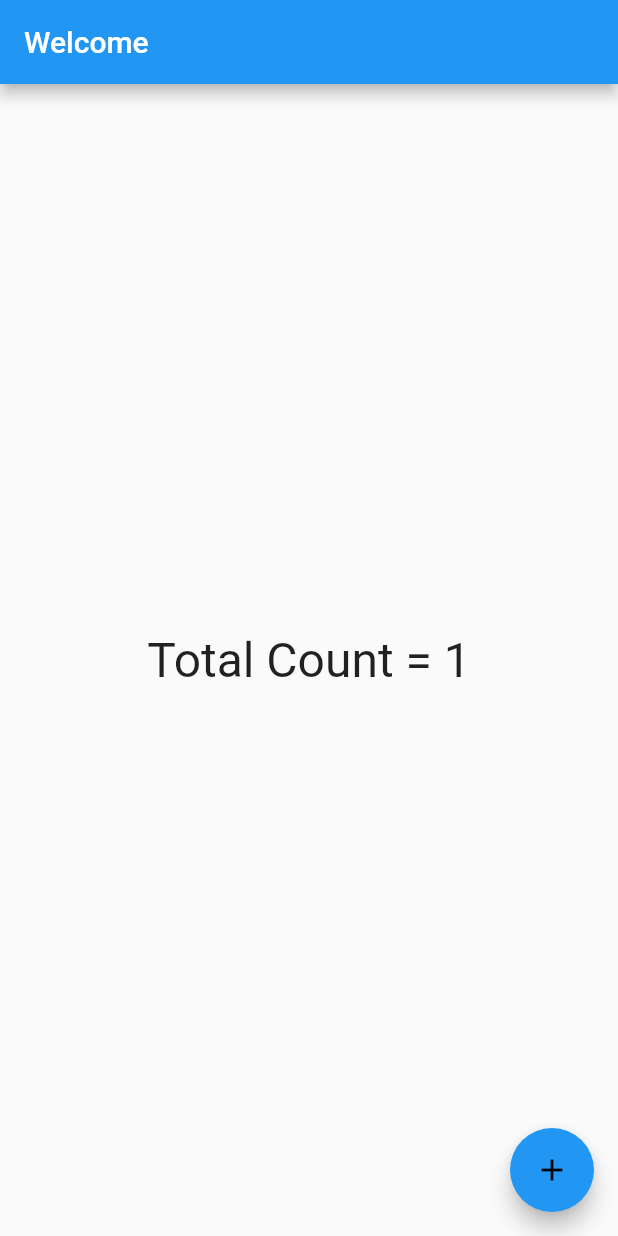
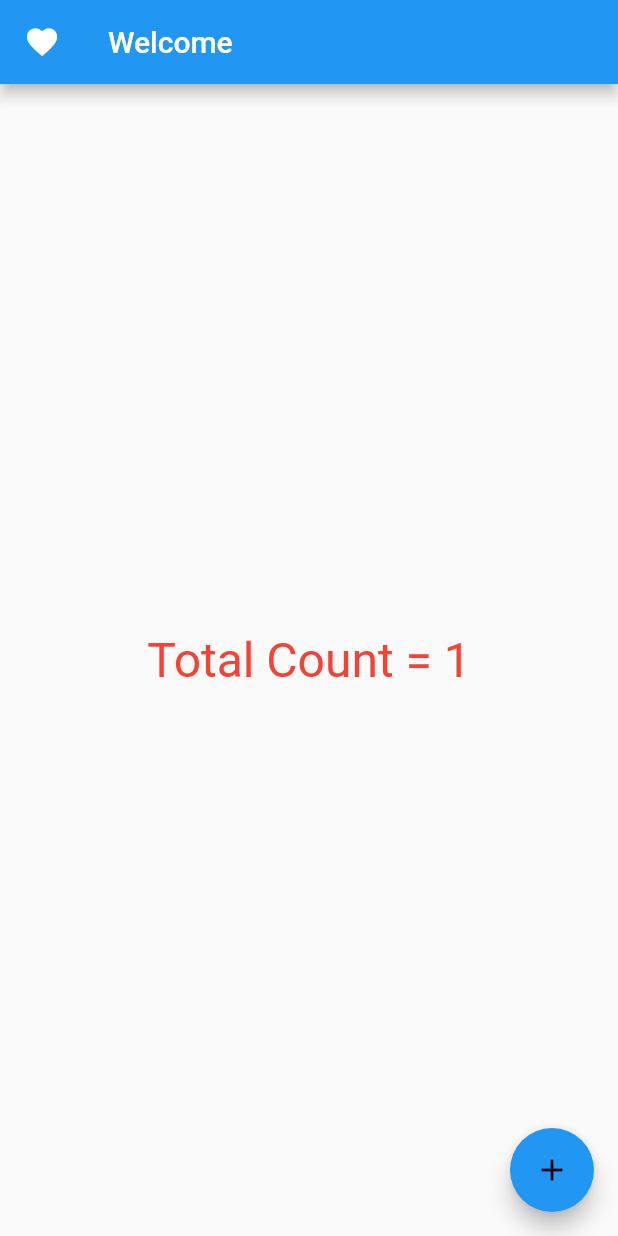
Before and after one commit to PremchandGat/DemoTestFlutterApp, a Flutter app: the screen it shows after launch, after a tap on the "add" icon, on a phone screen of 412 x 824 dp. Run offline on Flutter 3.47's test engine with Material 2 defaults, Android fonts, the phone set to English and light mode, and no system bars; network calls fail.

```diff
--- a/lib/home_page.dart
+++ b/lib/home_page.dart
@@ -8,24 +8,40 @@ class Home extends StatefulWidget {
 }
 
 class _HomeState extends State<Home> {
+  bool like = false;
   int _count = 0;
   addCount() {
     setState(() {
+      if (like) {
+        like = false;
+      } else {
+        like = true;
+      }
       _count = _count + 1;
       print(_count);
     });
+  }
+
+  likeWidget() {
+    if (like) {
+      return Icon(Icons.favorite);
+    } else {
+      return Image.network(
+          "https://images.pexels.com/photos/1987301/pexels-photo-1987301.jpeg?auto=compress&cs=tinysrgb&dpr=2&h=750&w=1260");
+    }
   }
 
   @override
   Widget build(BuildContext context) {
     return Scaffold(
       appBar: AppBar(
+        leading: likeWidget(),
         title: const Text("Welcome"),
       ),
       body: Center(
         child: Text(
           "Total Count = $_count",
-          style: const TextStyle(fontSize: 32),
+          style: const TextStyle(fontSize: 32, color: Colors.red),
         ),
       ),
       floatingActionButton: FloatingActionButton(
```
